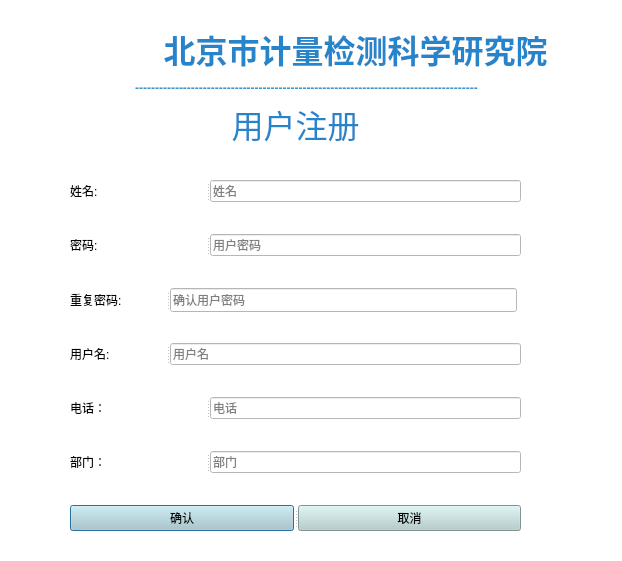
This is UI/SigninWindow.ui in peipan/charge_station as Qt 5 draws it before an edit. The edited form follows.
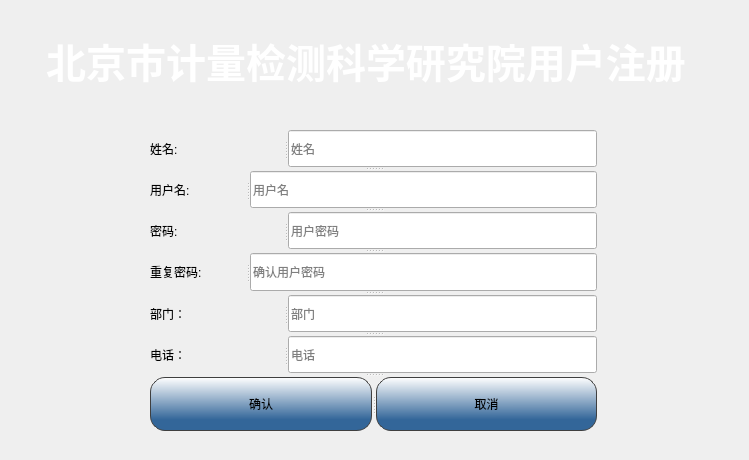
This is the edited form. Icons and pictures are not drawn.

```diff
--- a/UI/SigninWindow.ui
+++ b/UI/SigninWindow.ui
@@ -6,8 +6,8 @@
    <rect>
     <x>0</x>
     <y>0</y>
-    <width>622</width>
-    <height>561</height>
+    <width>749</width>
+    <height>460</height>
    </rect>
   </property>
   <property name="sizePolicy">
@@ -26,40 +26,52 @@
    <string>Dialog</string>
   </property>
   <property name="styleSheet">
-   <string notr="true">background-color: rgb(255, 255, 255)</string>
+   <string notr="true"/>
   </property>
   <widget class="QLabel" name="label_8">
    <property name="geometry">
     <rect>
-     <x>11</x>
-     <y>78</y>
-     <width>591</width>
-     <height>21</height>
+     <x>38</x>
+     <y>11</y>
+     <width>656</width>
+     <height>100</height>
     </rect>
    </property>
+   <property name="minimumSize">
+    <size>
+     <width>0</width>
+     <height>100</height>
+    </size>
+   </property>
+   <property name="styleSheet">
+    <string notr="true">border-image: url(:/image/edge.png);</string>
+   </property>
    <property name="text">
-    <string>&lt;html&gt;&lt;head/&gt;&lt;body&gt;&lt;p align=&quot;center&quot;&gt;&lt;span style=&quot; font-weight:600; color:#3e94c9;&quot;&gt;--------------------------------------------------------------------------------------&lt;/span&gt;&lt;/p&gt;&lt;/body&gt;&lt;/html&gt;</string>
+    <string>&lt;html&gt;&lt;head/&gt;&lt;body&gt;&lt;p align=&quot;center&quot;&gt;&lt;span style=&quot; font-size:40px; font-weight:600; color:#ffffff; background-color:transparent;&quot;&gt;北京市计量检测科学研究院用户注册&lt;/span&gt;&lt;/p&gt;&lt;/body&gt;&lt;/html&gt;</string>
+   </property>
+   <property name="alignment">
+    <set>Qt::AlignCenter</set>
    </property>
   </widget>
   <widget class="QLabel" name="label_9">
    <property name="geometry">
     <rect>
-     <x>30</x>
-     <y>20</y>
-     <width>60</width>
-     <height>60</height>
+     <x>40</x>
+     <y>200</y>
+     <width>75</width>
+     <height>75</height>
     </rect>
    </property>
    <property name="minimumSize">
     <size>
-     <width>60</width>
-     <height>60</height>
+     <width>75</width>
+     <height>75</height>
     </size>
    </property>
    <property name="maximumSize">
     <size>
-     <width>60</width>
-     <height>60</height>
+     <width>75</width>
+     <height>75</height>
     </size>
    </property>
    <property name="styleSheet">
@@ -69,90 +81,18 @@
     <string>&lt;html&gt;&lt;head/&gt;&lt;body&gt;&lt;p&gt;&lt;br/&gt;&lt;/p&gt;&lt;/body&gt;&lt;/html&gt;</string>
    </property>
   </widget>
-  <widget class="QLabel" name="label_10">
+  <widget class="QSplitter" name="splitter_7">
    <property name="geometry">
     <rect>
-     <x>90</x>
-     <y>20</y>
-     <width>531</width>
-     <height>60</height>
+     <x>150</x>
+     <y>130</y>
+     <width>449</width>
+     <height>301</height>
     </rect>
    </property>
-   <property name="text">
-    <string>&lt;html&gt;&lt;head/&gt;&lt;body&gt;&lt;p&gt;&lt;span style=&quot; font-family:'华文隶书'; font-size:24pt; font-weight:600; color:#2684cb;&quot;&gt;北京市计量检测科学研究院&lt;/span&gt;&lt;/p&gt;&lt;/body&gt;&lt;/html&gt;</string>
-   </property>
-   <property name="alignment">
-    <set>Qt::AlignCenter</set>
-   </property>
-  </widget>
-  <widget class="QWidget" name="layoutWidget">
-   <property name="geometry">
-    <rect>
-     <x>70</x>
-     <y>100</y>
-     <width>451</width>
-     <height>431</height>
-    </rect>
-   </property>
-   <layout class="QVBoxLayout" name="verticalLayout">
-    <item>
-     <widget class="QLabel" name="label_3">
-      <property name="enabled">
-       <bool>false</bool>
-      </property>
-      <property name="minimumSize">
-       <size>
-        <width>0</width>
-        <height>35</height>
-       </size>
-      </property>
-      <property name="maximumSize">
-       <size>
-        <width>16777215</width>
-        <height>50</height>
-       </size>
-      </property>
-      <property name="font">
-       <font>
-        <family>华文隶书</family>
-        <pointsize>20</pointsize>
-        <weight>50</weight>
-        <italic>false</italic>
-        <bold>false</bold>
-       </font>
-      </property>
-      <property name="styleSheet">
-       <string notr="true">font: 20pt &quot;华文隶书&quot;;
-color: rgb(0, 0, 0);</string>
-      </property>
-      <property name="frameShape">
-       <enum>QFrame::NoFrame</enum>
-      </property>
-      <property name="lineWidth">
-       <number>3</number>
-      </property>
-      <property name="text">
-       <string>&lt;html&gt;&lt;head/&gt;&lt;body&gt;&lt;p&gt;&lt;span style=&quot; font-size:24pt; color:#2684cb;&quot;&gt;用户注册&lt;/span&gt;&lt;/p&gt;&lt;/body&gt;&lt;/html&gt;</string>
-      </property>
-      <property name="alignment">
-       <set>Qt::AlignCenter</set>
-      </property>
-     </widget>
-    </item>
-    <item>
-     <spacer name="verticalSpacer_8">
       <property name="orientation">
        <enum>Qt::Vertical</enum>
       </property>
-      <property name="sizeHint" stdset="0">
-       <size>
-        <width>20</width>
-        <height>13</height>
-       </size>
-      </property>
-     </spacer>
-    </item>
-    <item>
      <widget class="QSplitter" name="splitter">
       <property name="orientation">
        <enum>Qt::Horizontal</enum>
@@ -192,21 +132,51 @@
        </property>
       </widget>
      </widget>
-    </item>
-    <item>
-     <spacer name="verticalSpacer_7">
+   <widget class="QSplitter" name="splitter_4">
       <property name="orientation">
-       <enum>Qt::Vertical</enum>
-      </property>
-      <property name="sizeHint" stdset="0">
+     <enum>Qt::Horizontal</enum>
+    </property>
+    <widget class="QLabel" name="label">
+     <property name="minimumSize">
        <size>
-        <width>20</width>
-        <height>13</height>
-       </size>
-      </property>
-     </spacer>
-    </item>
-    <item>
+       <width>47</width>
+       <height>19</height>
+      </size>
+     </property>
+     <property name="maximumSize">
+      <size>
+       <width>96</width>
+       <height>16777215</height>
+      </size>
+     </property>
+     <property name="styleSheet">
+      <string notr="true">color: rgb(0, 0, 0)</string>
+     </property>
+     <property name="text">
+      <string>用户名:</string>
+     </property>
+    </widget>
+    <widget class="QLineEdit" name="name_lineEdit">
+     <property name="minimumSize">
+      <size>
+       <width>140</width>
+       <height>19</height>
+      </size>
+     </property>
+     <property name="styleSheet">
+      <string notr="true">color: #000000</string>
+     </property>
+     <property name="echoMode">
+      <enum>QLineEdit::Normal</enum>
+     </property>
+     <property name="placeholderText">
+      <string>用户名</string>
+     </property>
+     <property name="clearButtonEnabled">
+      <bool>true</bool>
+     </property>
+    </widget>
+   </widget>
      <widget class="QSplitter" name="splitter_2">
       <property name="orientation">
        <enum>Qt::Horizontal</enum>
@@ -246,21 +216,6 @@
        </property>
       </widget>
      </widget>
-    </item>
-    <item>
-     <spacer name="verticalSpacer_6">
-      <property name="orientation">
-       <enum>Qt::Vertical</enum>
-      </property>
-      <property name="sizeHint" stdset="0">
-       <size>
-        <width>20</width>
-        <height>13</height>
-       </size>
-      </property>
-     </spacer>
-    </item>
-    <item>
      <widget class="QSplitter" name="splitter_3">
       <property name="orientation">
        <enum>Qt::Horizontal</enum>
@@ -294,7 +249,7 @@
        </property>
        <property name="minimumSize">
         <size>
-         <width>347</width>
+       <width>302</width>
          <height>24</height>
         </size>
        </property>
@@ -319,135 +274,6 @@
        </property>
       </widget>
      </widget>
-    </item>
-    <item>
-     <spacer name="verticalSpacer_5">
-      <property name="orientation">
-       <enum>Qt::Vertical</enum>
-      </property>
-      <property name="sizeHint" stdset="0">
-       <size>
-        <width>20</width>
-        <height>13</height>
-       </size>
-      </property>
-     </spacer>
-    </item>
-    <item>
-     <widget class="QSplitter" name="splitter_4">
-      <property name="orientation">
-       <enum>Qt::Horizontal</enum>
-      </property>
-      <widget class="QLabel" name="label">
-       <property name="minimumSize">
-        <size>
-         <width>47</width>
-         <height>19</height>
-        </size>
-       </property>
-       <property name="maximumSize">
-        <size>
-         <width>96</width>
-         <height>16777215</height>
-        </size>
-       </property>
-       <property name="styleSheet">
-        <string notr="true">color: rgb(0, 0, 0)</string>
-       </property>
-       <property name="text">
-        <string>用户名:</string>
-       </property>
-      </widget>
-      <widget class="QLineEdit" name="name_lineEdit">
-       <property name="minimumSize">
-        <size>
-         <width>140</width>
-         <height>19</height>
-        </size>
-       </property>
-       <property name="styleSheet">
-        <string notr="true">color: #000000</string>
-       </property>
-       <property name="echoMode">
-        <enum>QLineEdit::Normal</enum>
-       </property>
-       <property name="placeholderText">
-        <string>用户名</string>
-       </property>
-       <property name="clearButtonEnabled">
-        <bool>true</bool>
-       </property>
-      </widget>
-     </widget>
-    </item>
-    <item>
-     <spacer name="verticalSpacer_3">
-      <property name="orientation">
-       <enum>Qt::Vertical</enum>
-      </property>
-      <property name="sizeHint" stdset="0">
-       <size>
-        <width>20</width>
-        <height>13</height>
-       </size>
-      </property>
-     </spacer>
-    </item>
-    <item>
-     <widget class="QSplitter" name="splitter_5">
-      <property name="orientation">
-       <enum>Qt::Horizontal</enum>
-      </property>
-      <widget class="QLabel" name="label_6">
-       <property name="minimumSize">
-        <size>
-         <width>47</width>
-         <height>19</height>
-        </size>
-       </property>
-       <property name="styleSheet">
-        <string notr="true">color: #000000</string>
-       </property>
-       <property name="text">
-        <string>电话：</string>
-       </property>
-      </widget>
-      <widget class="QLineEdit" name="telephone_lineEdit">
-       <property name="minimumSize">
-        <size>
-         <width>140</width>
-         <height>19</height>
-        </size>
-       </property>
-       <property name="styleSheet">
-        <string notr="true">color:#000000</string>
-       </property>
-       <property name="echoMode">
-        <enum>QLineEdit::Normal</enum>
-       </property>
-       <property name="placeholderText">
-        <string>电话</string>
-       </property>
-       <property name="clearButtonEnabled">
-        <bool>true</bool>
-       </property>
-      </widget>
-     </widget>
-    </item>
-    <item>
-     <spacer name="verticalSpacer_4">
-      <property name="orientation">
-       <enum>Qt::Vertical</enum>
-      </property>
-      <property name="sizeHint" stdset="0">
-       <size>
-        <width>20</width>
-        <height>13</height>
-       </size>
-      </property>
-     </spacer>
-    </item>
-    <item>
      <widget class="QSplitter" name="splitter_6">
       <property name="orientation">
        <enum>Qt::Horizontal</enum>
@@ -473,6 +299,12 @@
          <height>19</height>
         </size>
        </property>
+     <property name="maximumSize">
+      <size>
+       <width>347</width>
+       <height>16777215</height>
+      </size>
+     </property>
        <property name="styleSheet">
         <string notr="true">color:#000000</string>
        </property>
@@ -487,28 +319,58 @@
        </property>
       </widget>
      </widget>
-    </item>
-    <item>
-     <spacer name="verticalSpacer">
+   <widget class="QSplitter" name="splitter_5">
       <property name="orientation">
-       <enum>Qt::Vertical</enum>
-      </property>
-      <property name="sizeHint" stdset="0">
+     <enum>Qt::Horizontal</enum>
+    </property>
+    <widget class="QLabel" name="label_6">
+     <property name="minimumSize">
        <size>
-        <width>20</width>
-        <height>13</height>
-       </size>
-      </property>
-     </spacer>
-    </item>
-    <item>
+       <width>47</width>
+       <height>19</height>
+      </size>
+     </property>
+     <property name="styleSheet">
+      <string notr="true">color: #000000</string>
+     </property>
+     <property name="text">
+      <string>电话：</string>
+     </property>
+    </widget>
+    <widget class="QLineEdit" name="telephone_lineEdit">
+     <property name="minimumSize">
+      <size>
+       <width>140</width>
+       <height>19</height>
+      </size>
+     </property>
+     <property name="styleSheet">
+      <string notr="true">color:#000000</string>
+     </property>
+     <property name="echoMode">
+      <enum>QLineEdit::Normal</enum>
+     </property>
+     <property name="placeholderText">
+      <string>电话</string>
+     </property>
+     <property name="clearButtonEnabled">
+      <bool>true</bool>
+     </property>
+    </widget>
+   </widget>
      <widget class="QSplitter" name="splitter_8">
       <property name="orientation">
        <enum>Qt::Horizontal</enum>
       </property>
       <widget class="QPushButton" name="btn_confirm">
        <property name="styleSheet">
-        <string notr="true">background-color: #B4CDCD;</string>
+      <string notr="true">background-color: qlineargradient(spread:pad, x1:0.541701, y1:1, x2:0.537, y2:0, stop:0.20398 rgba(51, 102, 153, 255), stop:1 rgba(255, 255, 255, 255));
+border-style:none;
+border:1px solid #3f3f3f; 
+
+padding:5px;
+min-height:20px;
+border-radius:15px;</string>
        </property>
        <property name="text">
         <string>确认</string>
@@ -516,15 +378,19 @@
       </widget>
       <widget class="QPushButton" name="btn_cancel">
        <property name="styleSheet">
-        <string notr="true">background-color: #B4CDCD;</string>
+      <string notr="true">background-color: qlineargradient(spread:pad, x1:0.541701, y1:1, x2:0.537, y2:0, stop:0.20398 rgba(51, 102, 153, 255), stop:1 rgba(255, 255, 255, 255));
+border-style:none;
+border:1px solid #3f3f3f; 
+
+padding:5px;
+min-height:20px;
+border-radius:15px;</string>
        </property>
        <property name="text">
         <string>取消</string>
        </property>
       </widget>
      </widget>
-    </item>
-   </layout>
   </widget>
  </widget>
  <resources>
```
Left out of the diff: 4 changed lines with no effect on the pictures. Lines whose indentation alone changed are shown as unchanged.
